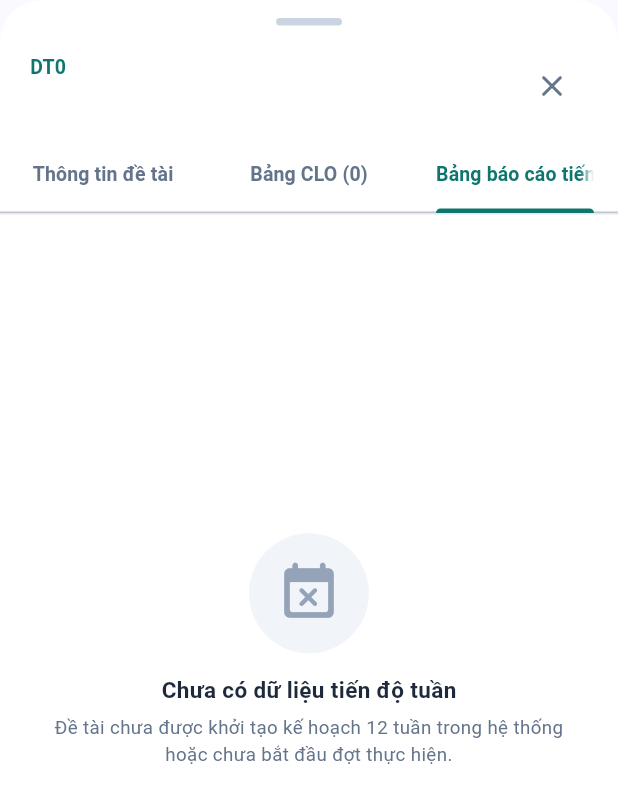
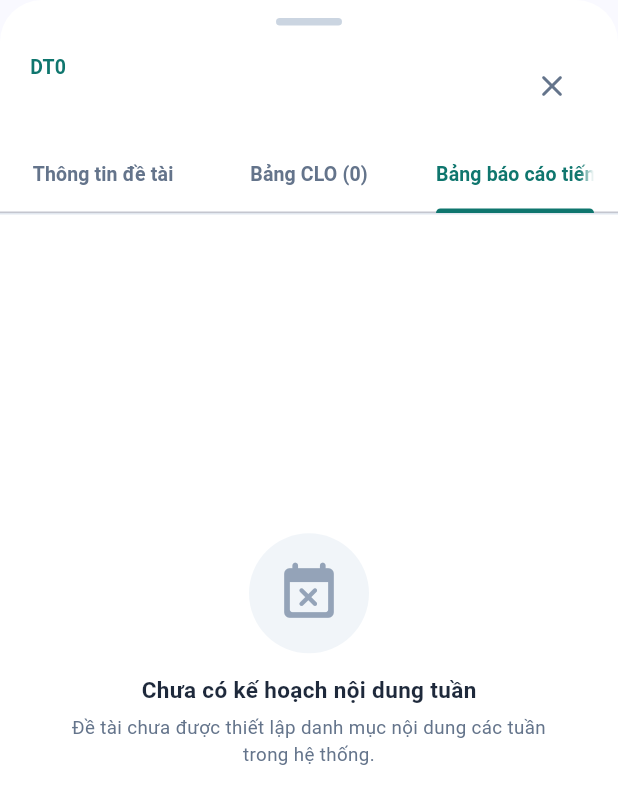
Before and after one commit to Anh-BE/KLCN051_Mobile, a Flutter app: the _ThesisDetailBottomSheet widget shown alone on an empty page, opened directly with empty values, tab 3 chosen, on a phone screen of 412 x 824 dp. Shown: the top 804 px of the screen. Run offline on Flutter 3.47's test engine with Material 3 defaults, Android fonts, the phone set to English and light mode, and no system bars; our stand-ins replace shared_preferences; accounts and stored records are empty; network calls fail.

Commit message:
refactor(lecturer): display only weekly plan content info in topic detail tab

```diff
--- a/lib/features/lecturer/topic/logic/lecturer_topic_service.dart
+++ b/lib/features/lecturer/topic/logic/lecturer_topic_service.dart
@@ -145,6 +145,40 @@ class LecturerTopicService {
     return result;
   }
 
+  /// 3. Lấy nội dung kế hoạch các tuần của đề tài từ CSDL thật (GET /api/RaDeTai/{thesisId}/weekly-plans)
+  Future<List<Map<String, dynamic>>> getThesisWeeklyPlans(int thesisId) async {
+    try {
+      final token = await StorageService.getToken();
+      final url = Uri.parse('${ApiEndpoints.baseUrl}/RaDeTai/$thesisId/weekly-plans');
+      final res = await http.get(
+        url,
+        headers: {
+          'Content-Type': 'application/json',
+          if (token != null) 'Authorization': 'Bearer $token',
+        },
+      ).timeout(const Duration(seconds: 6));
+
+      if (res.statusCode == 200) {
+        final dynamic raw = jsonDecode(utf8.decode(res.bodyBytes));
+        if (raw is List) {
+          final list = raw
+              .where((e) => e != null && e is Map)
+              .map((e) => Map<String, dynamic>.from(e as Map))
+              .toList();
+          list.sort((a, b) {
+            final wA = (a['weekNumber'] ?? a['WeekNumber'] ?? 0) as int;
+            final wB = (b['weekNumber'] ?? b['WeekNumber'] ?? 0) as int;
+            return wA.compareTo(wB);
+          });
+          return list;
+        }
+      }
+    } catch (e) {
+      debugPrint('[LecturerTopicService] Error fetching weekly plans: $e');
+    }
+    return [];
+  }
+
   String _removeDiacritics(String str) {
     final regex = RegExp(r'[àáạảãâầấậẩẫăằắặẳẵèéẹẻẽêềếệểễòóọỏõôồốộổỗơờớợởỡùúụủũưừứựửữìíỉĩđỳýỵỷỹ]', caseSensitive: false);
     return str.replaceAllMapped(regex, (match) {
--- a/lib/features/lecturer/topic/view/lecturer_topic_list_screen.dart
+++ b/lib/features/lecturer/topic/view/lecturer_topic_list_screen.dart
@@ -1,8 +1,6 @@
 import 'package:flutter/material.dart';
 import '../../../../core/widgets/huit_loading.dart';
 import '../../../auth/model/user_model.dart';
-import '../../review_report/logic/weekly_report_service.dart';
-import '../../review_report/model/weekly_report_model.dart';
 import '../logic/lecturer_topic_service.dart';
 import '../model/lecturer_thesis_model.dart';
 
@@ -531,7 +529,7 @@ class _LecturerTopicListScreenState extends State<LecturerTopicListScreen> {
 
                 const SizedBox(height: 14),
 
-                // NÚT XEM CHI TIẾT ĐỀ TÀI: Mở 3 mục (Thông tin đề tài, Bảng CLO, Báo cáo tiến độ tuần)
+                // NÚT XEM CHI TIẾT ĐỀ TÀI: Mở 3 mục (Thông tin đề tài, Bảng CLO, Bảng báo cáo tiến độ tuần)
                 SizedBox(
                   width: double.infinity,
                   height: 44,
@@ -661,7 +659,7 @@ class _LecturerTopicListScreenState extends State<LecturerTopicListScreen> {
 // BOTTOM SHEET CHI TIẾT ĐỀ TÀI: ĐÚNG 3 MỤC
 // 1. THÔNG TIN ĐỀ TÀI
 // 2. BẢNG CLO
-// 3. BẢNG BÁO CÁO TIẾN ĐỘ TUẦN
+// 3. BẢNG BÁO CÁO TIẾN ĐỘ TUẦN (CHỈ HIỂN THỊ NỘI DUNG THÔNG TIN KẾ HOẠCH CÁC TUẦN)
 class _ThesisDetailBottomSheet extends StatefulWidget {
   final LecturerThesisModel thesis;
   final UserModel user;
@@ -678,8 +676,10 @@ class _ThesisDetailBottomSheet extends StatefulWidget {
 class _ThesisDetailBottomSheetState extends State<_ThesisDetailBottomSheet> with SingleTickerProviderStateMixin {
   late TabController _tabController;
   final Set<String> _expandedCloKeys = {};
-  List<WeeklyTimelineItemModel> _weeklyTimeline = [];
-  bool _isLoadingTimeline = true;
+  final LecturerTopicService _service = LecturerTopicService();
+
+  List<Map<String, dynamic>> _weeklyPlans = [];
+  bool _isLoadingPlans = true;
 
   String _getCloKey(OutlineObjectiveItem clo) {
     if (clo.clocode.trim().isNotEmpty) return clo.clocode.trim();
@@ -694,17 +694,17 @@ class _ThesisDetailBottomSheetState extends State<_ThesisDetailBottomSheet> with
     if (widget.thesis.outlineObjectives.isNotEmpty) {
       _expandedCloKeys.add(_getCloKey(widget.thesis.outlineObjectives.first));
     }
-    _loadWeeklyTimeline();
+    _loadWeeklyPlans();
   }
 
-  /// Tải bảng báo cáo tiến độ tuần từ CSDL thật
-  Future<void> _loadWeeklyTimeline() async {
-    setState(() => _isLoadingTimeline = true);
-    final data = await WeeklyReportService().getThesisTimeline(widget.thesis.thesisId);
+  /// Tải nội dung kế hoạch các tuần của đề tài từ CSDL thật
+  Future<void> _loadWeeklyPlans() async {
+    setState(() => _isLoadingPlans = true);
+    final data = await _service.getThesisWeeklyPlans(widget.thesis.thesisId);
     if (mounted) {
       setState(() {
-        _weeklyTimeline = data;
-        _isLoadingTimeline = false;
+        _weeklyPlans = data;
+        _isLoadingPlans = false;
       });
     }
   }
@@ -886,7 +886,7 @@ class _ThesisDetailBottomSheetState extends State<_ThesisDetailBottomSheet> with
                         ],
                       ),
 
-                // TAB 3: BẢNG BÁO CÁO TIẾN ĐỘ TUẦN
+                // TAB 3: BẢNG BÁO CÁO TIẾN ĐỘ TUẦN (CHỈ HIỂN THỊ NỘI DUNG THÔNG TIN)
                 _buildWeeklyReportTableTab(),
               ],
             ),
@@ -896,15 +896,15 @@ class _ThesisDetailBottomSheetState extends State<_ThesisDetailBottomSheet> with
     );
   }
 
-  // TAB 3: BẢNG BÁO CÁO TIẾN ĐỘ TUẦN
+  // TAB 3: BẢNG BÁO CÁO TIẾN ĐỘ TUẦN - CHỈ HIỂN THỊ NỘI DUNG THÔNG TIN KẾ HOẠCH
   Widget _buildWeeklyReportTableTab() {
-    if (_isLoadingTimeline) {
+    if (_isLoadingPlans) {
       return const Center(
         child: HuitLoading(size: 44, message: 'Đang tải bảng báo cáo tiến độ tuần...'),
       );
     }
 
-    if (_weeklyTimeline.isEmpty) {
+    if (_weeklyPlans.isEmpty) {
       return Center(
         child: Padding(
           padding: const EdgeInsets.all(32),
@@ -913,20 +913,20 @@ class _ThesisDetailBottomSheetState extends State<_ThesisDetailBottomSheet> with
             children: [
               Container(
                 padding: const EdgeInsets.all(18),
-                decoration: BoxDecoration(
-                  color: const Color(0xFFF1F5F9),
+                decoration: const BoxDecoration(
+                  color: Color(0xFFF1F5F9),
                   shape: BoxShape.circle,
                 ),
                 child: const Icon(Icons.event_busy_rounded, color: Color(0xFF94A3B8), size: 44),
               ),
               const SizedBox(height: 14),
               const Text(
-                'Chưa có dữ liệu tiến độ tuần',
+                'Chưa có kế hoạch nội dung tuần',
                 style: TextStyle(fontSize: 15, fontWeight: FontWeight.w700, color: Color(0xFF1E293B)),
               ),
               const SizedBox(height: 6),
               const Text(
-                'Đề tài chưa được khởi tạo kế hoạch 12 tuần trong hệ thống hoặc chưa bắt đầu đợt thực hiện.',
+                'Đề tài chưa được thiết lập danh mục nội dung các tuần trong hệ thống.',
                 textAlign: TextAlign.center,
                 style: TextStyle(fontSize: 12.5, color: Color(0xFF64748B), height: 1.4),
               ),
@@ -936,129 +936,61 @@ class _ThesisDetailBottomSheetState extends State<_ThesisDetailBottomSheet> with
       );
     }
 
-    final totalWeeks = _weeklyTimeline.length;
-    final approvedCount = _weeklyTimeline.where((w) => w.isApproved).length;
-    final submittedCount = _weeklyTimeline.where((w) => w.isSubmitted).length;
-    final percent = totalWeeks > 0 ? (approvedCount / totalWeeks * 100) : 0.0;
-
     return ListView(
       padding: const EdgeInsets.all(18),
       children: [
-        // Card tóm tắt tiến độ tổng quát
+        // Thẻ giới thiệu trang nhã
         Container(
           padding: const EdgeInsets.all(14),
           decoration: BoxDecoration(
-            gradient: const LinearGradient(
-              colors: [Color(0xFF0F766E), Color(0xFF115E59)],
-              begin: Alignment.topLeft,
-              end: Alignment.bottomRight,
+            color: const Color(0xFFF8FAFC),
+            borderRadius: BorderRadius.circular(14),
+            border: Border.all(color: const Color(0xFFE2E8F0)),
           ),
-            borderRadius: BorderRadius.circular(16),
-            boxShadow: [
-              BoxShadow(
-                color: const Color(0xFF0F766E).withValues(alpha: 0.2),
-                blurRadius: 10,
-                offset: const Offset(0, 3),
+          child: Row(
+            children: [
+              Container(
+                padding: const EdgeInsets.all(8),
+                decoration: BoxDecoration(
+                  color: const Color(0xFF0F766E).withValues(alpha: 0.1),
+                  borderRadius: BorderRadius.circular(10),
+                ),
+                child: const Icon(Icons.calendar_month_rounded, color: Color(0xFF0F766E), size: 22),
+              ),
+              const SizedBox(width: 12),
+              Expanded(
+                child: Column(
+                  crossAxisAlignment: CrossAxisAlignment.start,
+                  children: [
+                    const Text(
+                      'KẾ HOẠCH NỘI DUNG CÁC TUẦN',
+                      style: TextStyle(fontSize: 13, fontWeight: FontWeight.w800, color: Color(0xFF1E293B)),
+                    ),
+                    const SizedBox(height: 2),
+                    Text(
+                      'Lộ trình ${_weeklyPlans.length} tuần do Giảng viên xây dựng cho đề tài',
+                      style: const TextStyle(fontSize: 11.5, color: Color(0xFF64748B)),
                     ),
                   ],
                 ),
-          child: Column(
-            crossAxisAlignment: CrossAxisAlignment.start,
-            children: [
-              Row(
-                mainAxisAlignment: MainAxisAlignment.spaceBetween,
-                children: [
-                  const Text(
-                    'TIẾN ĐỘ THỰC HIỆN ĐỀ TÀI',
-                    style: TextStyle(color: Colors.white, fontSize: 12.5, fontWeight: FontWeight.w800, letterSpacing: 0.4),
-                  ),
-                  Container(
-                    padding: const EdgeInsets.symmetric(horizontal: 9, vertical: 3),
-                    decoration: BoxDecoration(
-                      color: Colors.white.withValues(alpha: 0.2),
-                      borderRadius: BorderRadius.circular(12),
-                    ),
-                    child: Text(
-                      '${percent.toStringAsFixed(1)}% Hoàn thành',
-                      style: const TextStyle(color: Colors.white, fontSize: 11, fontWeight: FontWeight.w800),
-                    ),
-                  ),
-                ],
-              ),
-              const SizedBox(height: 10),
-              ClipRRect(
-                borderRadius: BorderRadius.circular(6),
-                child: LinearProgressIndicator(
-                  value: (percent / 100).clamp(0.0, 1.0),
-                  minHeight: 6,
-                  backgroundColor: Colors.white.withValues(alpha: 0.25),
-                  valueColor: const AlwaysStoppedAnimation<Color>(Color(0xFF34D399)),
-                ),
-              ),
-              const SizedBox(height: 10),
-              Row(
-                mainAxisAlignment: MainAxisAlignment.spaceAround,
-                children: [
-                  _buildProgressMiniStat('Tổng tuần', '$totalWeeks tuần'),
-                  _buildProgressMiniStat('Đã nộp', '$submittedCount/$totalWeeks'),
-                  _buildProgressMiniStat('Đã đạt', '$approvedCount/$totalWeeks'),
-                ],
               ),
             ],
           ),
         ),
 
         const SizedBox(height: 16),
-        _buildSectionTitle('BẢNG DANH SÁCH BÁO CÁO CÁC TUẦN:'),
+        _buildSectionTitle('NỘI DUNG CÔNG VIỆC THEO TUẦN:'),
         const SizedBox(height: 10),
 
-        // Danh sách các dòng báo cáo tuần
-        ..._weeklyTimeline.map((item) => _buildWeekRowItem(item)),
-      ],
-    );
-  }
-
-  Widget _buildProgressMiniStat(String label, String value) {
-    return Column(
-      children: [
-        Text(value, style: const TextStyle(color: Colors.white, fontSize: 13, fontWeight: FontWeight.w800)),
-        const SizedBox(height: 2),
-        Text(label, style: TextStyle(color: Colors.white.withValues(alpha: 0.8), fontSize: 10.5)),
-      ],
-    );
-  }
-
-  Widget _buildWeekRowItem(WeeklyTimelineItemModel item) {
-    Color badgeBg;
-    Color badgeText;
-    String badgeLabel;
-    IconData badgeIcon;
-
-    if (item.isApproved) {
-      badgeBg = const Color(0xFFD1FAE5);
-      badgeText = const Color(0xFF065F46);
-      badgeLabel = item.supervisorScore != null ? 'ĐẠT (${item.supervisorScore}đ)' : 'ĐÃ ĐẠT';
-      badgeIcon = Icons.check_circle_rounded;
-    } else if (item.isPending) {
-      badgeBg = const Color(0xFFFEF3C7);
-      badgeText = const Color(0xFF92400E);
-      badgeLabel = 'CHỜ DUYỆT';
-      badgeIcon = Icons.hourglass_top_rounded;
-    } else if (item.isOverdue) {
-      badgeBg = const Color(0xFFFEE2E2);
-      badgeText = const Color(0xFF991B1B);
-      badgeLabel = 'QUÁ HẠN';
-      badgeIcon = Icons.warning_amber_rounded;
-    } else {
-      badgeBg = const Color(0xFFF1F5F9);
-      badgeText = const Color(0xFF64748B);
-      badgeLabel = 'CHƯA NỘP';
-      badgeIcon = Icons.radio_button_unchecked_rounded;
-    }
+        // Danh sách các tuần: CHỈ HIỂN THỊ NỘI DUNG THÔNG TIN
+        ..._weeklyPlans.map((plan) {
+          final weekNum = plan['weekNumber'] ?? plan['WeekNumber'] ?? 0;
+          final title = (plan['title'] ?? plan['Title'] ?? '').toString();
+          final reqs = (plan['detailedRequirements'] ?? plan['DetailedRequirements'] ?? '').toString();
 
           return Container(
             margin: const EdgeInsets.only(bottom: 10),
-      padding: const EdgeInsets.all(12),
+            padding: const EdgeInsets.all(14),
             decoration: BoxDecoration(
               color: Colors.white,
               borderRadius: BorderRadius.circular(14),
@@ -1077,75 +1009,53 @@ class _ThesisDetailBottomSheetState extends State<_ThesisDetailBottomSheet> with
                 Row(
                   children: [
                     Container(
-                padding: const EdgeInsets.symmetric(horizontal: 8, vertical: 3),
+                      padding: const EdgeInsets.symmetric(horizontal: 9, vertical: 3),
                       decoration: BoxDecoration(
                         color: const Color(0xFF0F766E).withValues(alpha: 0.1),
                         borderRadius: BorderRadius.circular(6),
                       ),
                       child: Text(
-                  'Tuần ${item.weekNumber.toString().padLeft(2, '0')}',
-                  style: const TextStyle(fontSize: 11.5, fontWeight: FontWeight.w800, color: Color(0xFF0F766E)),
+                        'Tuần ${weekNum.toString().padLeft(2, '0')}',
+                        style: const TextStyle(
+                          fontSize: 12,
+                          fontWeight: FontWeight.w800,
+                          color: Color(0xFF0F766E),
                         ),
-              ),
-              const SizedBox(width: 8),
-              Expanded(
-                child: Text(
-                  item.formattedDeadline.isNotEmpty ? 'Hạn: ${item.formattedDeadline}' : '',
-                  style: const TextStyle(fontSize: 11.5, color: Color(0xFF64748B), fontWeight: FontWeight.w500),
-                ),
-              ),
-              Container(
-                padding: const EdgeInsets.symmetric(horizontal: 8, vertical: 3),
-                decoration: BoxDecoration(
-                  color: badgeBg,
-                  borderRadius: BorderRadius.circular(12),
-                ),
-                child: Row(
-                  mainAxisSize: MainAxisSize.min,
-                  children: [
-                    Icon(badgeIcon, size: 12, color: badgeText),
-                    const SizedBox(width: 4),
-                    Text(
-                      badgeLabel,
-                      style: TextStyle(fontSize: 10.5, fontWeight: FontWeight.w800, color: badgeText),
-                    ),
-                  ],
                       ),
                     ),
                   ],
                 ),
                 const SizedBox(height: 8),
                 Text(
-            item.title,
-            style: const TextStyle(fontSize: 13, fontWeight: FontWeight.w700, color: Color(0xFF1E293B)),
+                  title.isNotEmpty ? title : 'Nội dung thực hiện Tuần $weekNum',
+                  style: const TextStyle(
+                    fontSize: 13.5,
+                    fontWeight: FontWeight.w700,
+                    color: Color(0xFF1E293B),
+                    height: 1.35,
                   ),
-          if (item.detailedRequirements.isNotEmpty) ...[
-            const SizedBox(height: 4),
-            Text(
-              item.detailedRequirements,
-              maxLines: 2,
-              overflow: TextOverflow.ellipsis,
-              style: const TextStyle(fontSize: 11.5, color: Color(0xFF64748B), height: 1.3),
                 ),
-          ],
-          if (item.supervisorFeedback != null && item.supervisorFeedback!.isNotEmpty) ...[
-            const SizedBox(height: 8),
+                if (reqs.isNotEmpty) ...[
+                  const SizedBox(height: 6),
                   Container(
                     width: double.infinity,
-              padding: const EdgeInsets.symmetric(horizontal: 10, vertical: 6),
+                    padding: const EdgeInsets.all(10),
                     decoration: BoxDecoration(
                       color: const Color(0xFFF8FAFC),
                       borderRadius: BorderRadius.circular(8),
                       border: Border.all(color: const Color(0xFFE2E8F0)),
                     ),
                     child: Text(
-                'Nhận xét GV: ${item.supervisorFeedback}',
-                style: const TextStyle(fontSize: 11.5, fontStyle: FontStyle.italic, color: Color(0xFF0F766E)),
+                      reqs,
+                      style: const TextStyle(fontSize: 12, color: Color(0xFF475569), height: 1.4),
                     ),
                   ),
                 ],
               ],
             ),
+          );
+        }),
+      ],
     );
   }
 
```
Lines whose indentation alone changed are shown as unchanged.
